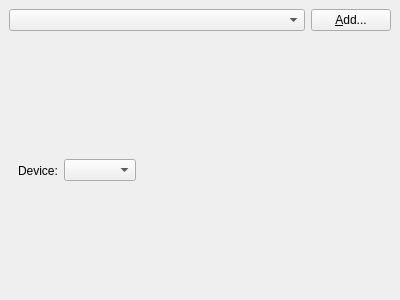
First picture: the form in options/remotesystemoptionsform.ui, repository linux-fan-dave/remotecompile, before the edit.
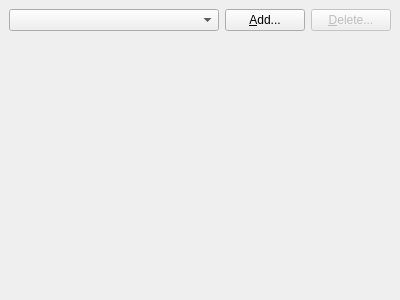
Second picture: the form after the edit.

Commit message: working kit selection and delete of kits

```diff
--- a/options/remotesystemoptionsform.ui
+++ b/options/remotesystemoptionsform.ui
@@ -54,57 +54,30 @@
         </property>
        </widget>
       </item>
+      <item>
+       <widget class="QPushButton" name="pb_Delete">
+        <property name="enabled">
+         <bool>false</bool>
+        </property>
+        <property name="sizePolicy">
+         <sizepolicy hsizetype="Fixed" vsizetype="Fixed">
+          <horstretch>0</horstretch>
+          <verstretch>0</verstretch>
+         </sizepolicy>
+        </property>
+        <property name="text">
+         <string>&amp;Delete...</string>
+        </property>
+       </widget>
+      </item>
      </layout>
     </widget>
    </item>
    <item>
-    <widget class="QWidget" name="widget_2" native="true">
-     <layout class="QHBoxLayout" name="horizontalLayout" stretch="0">
-      <property name="spacing">
-       <number>6</number>
-      </property>
-      <property name="leftMargin">
-       <number>9</number>
-      </property>
-      <property name="topMargin">
-       <number>10</number>
-      </property>
-      <property name="rightMargin">
-       <number>9</number>
-      </property>
-      <property name="bottomMargin">
-       <number>9</number>
-      </property>
-      <item>
-       <widget class="QWidget" name="widget_4" native="true">
-        <layout class="QHBoxLayout" name="horizontalLayout_3">
-         <item>
-          <widget class="QLabel" name="label">
-           <property name="text">
-            <string>Device:</string>
-           </property>
-          </widget>
-         </item>
-         <item>
-          <widget class="QComboBox" name="comboBox"/>
-         </item>
-         <item>
-          <spacer name="horizontalSpacer">
-           <property name="orientation">
-            <enum>Qt::Horizontal</enum>
-           </property>
-           <property name="sizeHint" stdset="0">
-            <size>
-             <width>40</width>
-             <height>20</height>
-            </size>
-           </property>
-          </spacer>
-         </item>
-        </layout>
-       </widget>
-      </item>
-     </layout>
+    <widget class="QWidget" name="wg_ClientArea" native="true">
+     <property name="enabled">
+      <bool>false</bool>
+     </property>
     </widget>
    </item>
   </layout>
```
Left out of the diff: 2 changed lines with no effect on the pictures. The commit also changes 6 other files.
